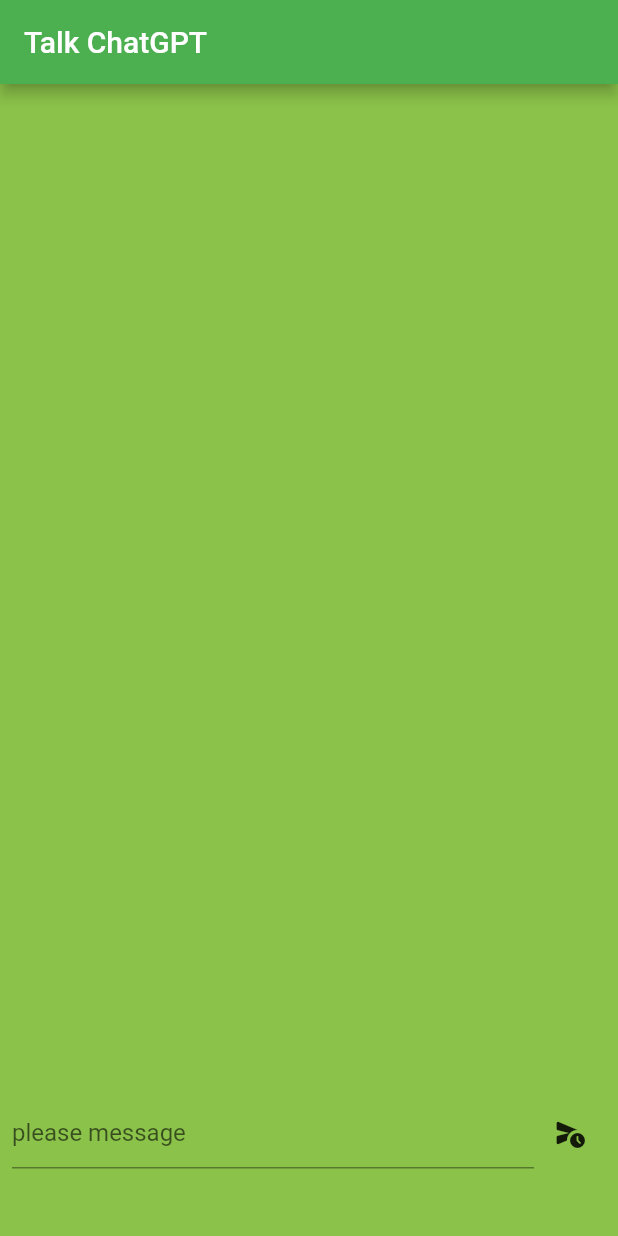
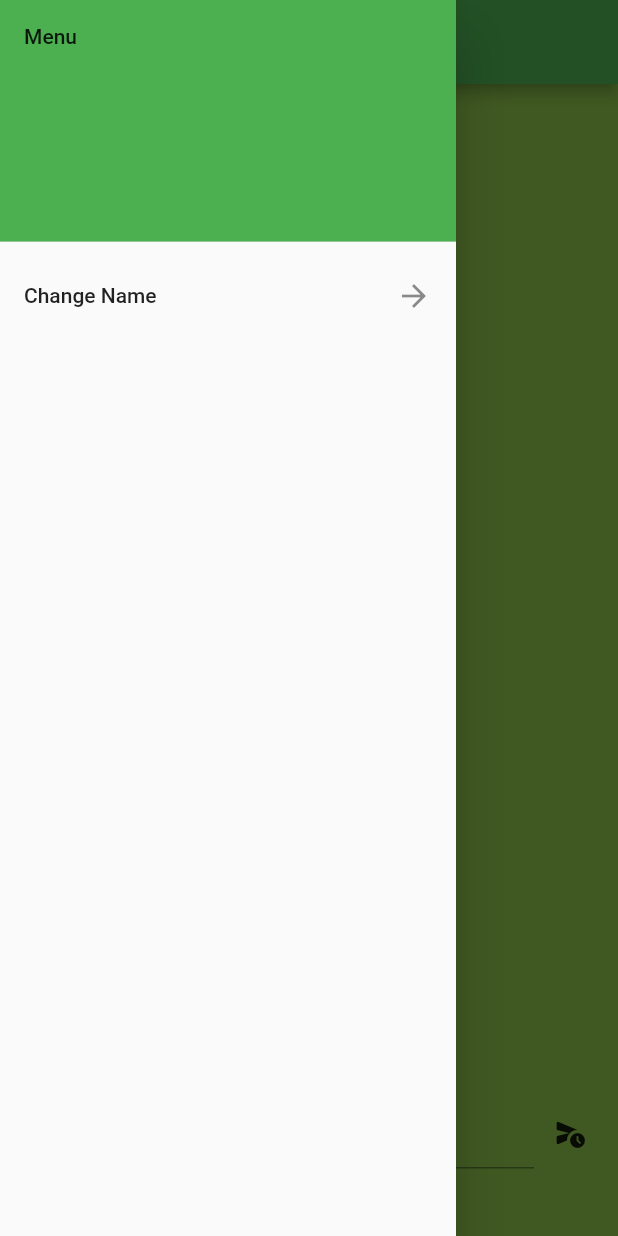
Before and after one commit to schezo817/shaberunkun, a Flutter app: the screen it shows after launch, with the side drawer open (before the commit the screen has no drawer), on a phone screen of 412 x 824 dp. Run offline on Flutter 3.47's test engine with Material 2 defaults, Android fonts, the light colour scheme and no system bars; our stand-ins replace cloud_firestore, dio, firebase_auth, firebase_core, flutter_dotenv, flutter_secure_storage; accounts and stored records are empty.

Commit message:
ver0.3.1 ChatBotのUser側の名前変更機能の実装

```diff
--- a/lib/page/chat.dart
+++ b/lib/page/chat.dart
@@ -1,7 +1,7 @@
 import 'package:flutter/material.dart';
+import 'package:shaberunkun/conponent/change_name_dialog.dart';
 
 import '../function/chatgpt.dart';
-import '../function/func.dart';
 
 class Chat extends StatefulWidget {
   @override
@@ -12,6 +12,8 @@
   final messageController = TextEditingController();
   String _message = '';
   final _formMesKey = GlobalKey<FormState>();
+
+  String _userName = "Human";
 
   List<String> _chatList = [];
 
@@ -33,7 +35,34 @@
       },
       child: Scaffold(
         appBar: AppBar(
-          title: Text("Talk ChatGPT"),
+          title: const Text("Talk ChatGPT"),
+        ),
+        drawer: Drawer(
+          child: ListView(
+            children: <Widget>[
+              const DrawerHeader(
+                decoration: BoxDecoration(
+                  color: Colors.green,
+                ),
+                child: Text('Menu'),
+              ),
+              ListTile(
+                title: const Text("Change Name"),
+                trailing: const Icon(Icons.arrow_forward),
+                onTap: ()async{
+                  String? userName = await showDialog<String>(
+                    context: context,
+                    builder: (context) {
+                      return const ChangeNameDialog(text: 'Human');
+                    },
+                  );
+                  setState(() {
+                    _userName = userName!;
+                  });
+                }
+              ),
+            ],
+          ),
         ),
         body: Stack(
           children: [
@@ -46,7 +75,7 @@
             child: SingleChildScrollView(
                 child: ListView.builder(
                   shrinkWrap: true,
-                  physics: NeverScrollableScrollPhysics(),
+                  physics: const NeverScrollableScrollPhysics(),
                   itemCount: _chatList.length,
                   itemBuilder: (context, index) {
                     return ListTile(
@@ -79,8 +108,8 @@
                           _message = messageController.text;
                           var text = await Chatgpt.getResponse(_message);
                           setState(() {
-                            _chatList.add("Human : \n\n"+_message);
-                            _chatList.add("喋るんくん : "+text);
+                            _chatList.add("$_userName : \n\n$_message");
+                            _chatList.add("喋るんくん : $text");
                           });
                         },
                       ),
--- a/lib/page/first_page.dart
+++ b/lib/page/first_page.dart
@@ -27,7 +27,7 @@
             ),
             Container(
               alignment: Alignment.center,
-              child: Text(
+              child: const Text(
                 "喋るんくん",
                 style: TextStyle(
                   fontSize: 60,
```
Also changed, not shown: lib/conponent/change_name_dialog.dart (added, +54 -0 lines).
